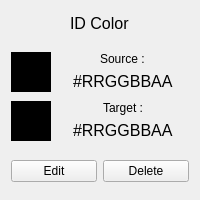
Before: the Qt Designer form ui/themeitemwidget.ui in Zapharaos/Color-Theme-Manager, drawn with Qt 5.
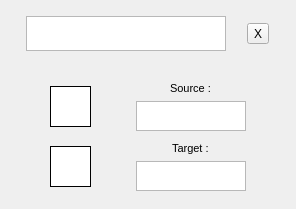
After: the same form once the commit is applied.

Commit message: update color in theme + edit its attributes

The edit to the form file:
```diff
--- a/ui/themeitemwidget.ui
+++ b/ui/themeitemwidget.ui
@@ -6,26 +6,26 @@
    <rect>
     <x>0</x>
     <y>0</y>
-    <width>200</width>
-    <height>200</height>
+    <width>296</width>
+    <height>209</height>
    </rect>
   </property>
   <property name="sizePolicy">
-   <sizepolicy hsizetype="Fixed" vsizetype="Fixed">
+   <sizepolicy hsizetype="Preferred" vsizetype="Preferred">
     <horstretch>0</horstretch>
     <verstretch>0</verstretch>
    </sizepolicy>
   </property>
   <property name="minimumSize">
    <size>
-    <width>200</width>
-    <height>200</height>
+    <width>0</width>
+    <height>0</height>
    </size>
   </property>
   <property name="maximumSize">
    <size>
-    <width>200</width>
-    <height>200</height>
+    <width>16777215</width>
+    <height>16777215</height>
    </size>
   </property>
   <property name="windowTitle">
@@ -36,59 +36,92 @@
   </property>
   <layout class="QVBoxLayout" name="verticalLayout">
    <item>
-    <layout class="QGridLayout" name="idLayout">
-     <property name="bottomMargin">
-      <number>10</number>
-     </property>
-     <item row="0" column="0">
-      <widget class="QLabel" name="colorID">
+    <layout class="QHBoxLayout" name="idLayout">
+     <item>
+      <widget class="QTextEdit" name="colorID">
        <property name="sizePolicy">
-        <sizepolicy hsizetype="Fixed" vsizetype="Fixed">
+        <sizepolicy hsizetype="Minimum" vsizetype="Minimum">
          <horstretch>0</horstretch>
          <verstretch>0</verstretch>
         </sizepolicy>
        </property>
+       <property name="maximumSize">
+        <size>
+         <width>200</width>
+         <height>35</height>
+        </size>
+       </property>
        <property name="font">
         <font>
-         <pointsize>12</pointsize>
+         <pointsize>13</pointsize>
+         <bold>true</bold>
+         <underline>false</underline>
         </font>
        </property>
+       <property name="autoFillBackground">
+        <bool>false</bool>
+       </property>
+       <property name="styleSheet">
+        <string notr="true"/>
+       </property>
+       <property name="html">
+        <string>&lt;!DOCTYPE HTML PUBLIC &quot;-//W3C//DTD HTML 4.0//EN&quot; &quot;http://www.w3.org/TR/REC-html40/strict.dtd&quot;&gt;
+&lt;html&gt;&lt;head&gt;&lt;meta name=&quot;qrichtext&quot; content=&quot;1&quot; /&gt;&lt;meta charset=&quot;utf-8&quot; /&gt;&lt;style type=&quot;text/css&quot;&gt;
+p, li { white-space: pre-wrap; }
+&lt;/style&gt;&lt;/head&gt;&lt;body style=&quot; font-family:'Segoe UI'; font-size:13pt; font-weight:700; font-style:normal;&quot;&gt;
+&lt;p align=&quot;center&quot; style=&quot;-qt-paragraph-type:empty; margin-top:0px; margin-bottom:0px; margin-left:0px; margin-right:0px; -qt-block-indent:0; text-indent:0px; font-weight:400;&quot;&gt;&lt;br /&gt;&lt;/p&gt;&lt;/body&gt;&lt;/html&gt;</string>
+       </property>
+       <property name="placeholderText">
+        <string/>
+       </property>
+      </widget>
+     </item>
+     <item>
+      <widget class="QToolButton" name="deleteButton">
+       <property name="cursor">
+        <cursorShape>PointingHandCursor</cursorShape>
+       </property>
        <property name="text">
-        <string>ID Color</string>
+        <string>X</string>
        </property>
       </widget>
      </item>
     </layout>
    </item>
    <item>
-    <layout class="QGridLayout" name="srcLayout">
-     <item row="0" column="0">
-      <widget class="QFrame" name="srcFrame">
-       <property name="sizePolicy">
-        <sizepolicy hsizetype="Fixed" vsizetype="Fixed">
-         <horstretch>0</horstretch>
-         <verstretch>0</verstretch>
-        </sizepolicy>
-       </property>
-       <property name="maximumSize">
-        <size>
-         <width>40</width>
-         <height>40</height>
-        </size>
+    <spacer name="horizontalSpacer">
+     <property name="orientation">
+      <enum>Qt::Horizontal</enum>
+     </property>
+     <property name="sizeHint" stdset="0">
+      <size>
+       <width>40</width>
+       <height>20</height>
+      </size>
+     </property>
+    </spacer>
+   </item>
+   <item>
+    <layout class="QHBoxLayout" name="horizontalLayout">
+     <item>
+      <widget class="QToolButton" name="srcButton">
+       <property name="cursor">
+        <cursorShape>PointingHandCursor</cursorShape>
        </property>
        <property name="styleSheet">
-        <string notr="true">background-color: rgb(0, 0, 0);</string>
+        <string notr="true">background-color: white;
+border-style: solid;
+border-width: 1px; 
+border-color: black;
+padding: 10px;</string>
        </property>
-       <property name="frameShape">
-        <enum>QFrame::StyledPanel</enum>
-       </property>
-       <property name="frameShadow">
-        <enum>QFrame::Raised</enum>
+       <property name="text">
+        <string/>
        </property>
       </widget>
      </item>
-     <item row="0" column="1">
-      <layout class="QVBoxLayout" name="srcLayout_2">
+     <item>
+      <layout class="QVBoxLayout" name="srcLayout">
        <item alignment="Qt::AlignHCenter">
         <widget class="QLabel" name="srcLabel">
          <property name="sizePolicy">
@@ -97,56 +130,88 @@
            <verstretch>0</verstretch>
           </sizepolicy>
          </property>
+         <property name="font">
+          <font>
+           <pointsize>8</pointsize>
+          </font>
+         </property>
          <property name="text">
           <string>Source :</string>
          </property>
         </widget>
        </item>
-       <item alignment="Qt::AlignHCenter|Qt::AlignVCenter">
-        <widget class="QLabel" name="srcRgb">
-         <property name="font">
-          <font>
-           <pointsize>12</pointsize>
-          </font>
-         </property>
-         <property name="text">
-          <string>#RRGGBBAA</string>
-         </property>
-        </widget>
+       <item>
+        <layout class="QHBoxLayout" name="srcLayout_2">
+         <item>
+          <widget class="QTextEdit" name="srcRgb">
+           <property name="sizePolicy">
+            <sizepolicy hsizetype="Preferred" vsizetype="Preferred">
+             <horstretch>0</horstretch>
+             <verstretch>0</verstretch>
+            </sizepolicy>
+           </property>
+           <property name="minimumSize">
+            <size>
+             <width>110</width>
+             <height>30</height>
+            </size>
+           </property>
+           <property name="maximumSize">
+            <size>
+             <width>110</width>
+             <height>30</height>
+            </size>
+           </property>
+           <property name="font">
+            <font>
+             <pointsize>10</pointsize>
+            </font>
+           </property>
+           <property name="readOnly">
+            <bool>false</bool>
+           </property>
+           <property name="html">
+            <string>&lt;!DOCTYPE HTML PUBLIC &quot;-//W3C//DTD HTML 4.0//EN&quot; &quot;http://www.w3.org/TR/REC-html40/strict.dtd&quot;&gt;
+&lt;html&gt;&lt;head&gt;&lt;meta name=&quot;qrichtext&quot; content=&quot;1&quot; /&gt;&lt;meta charset=&quot;utf-8&quot; /&gt;&lt;style type=&quot;text/css&quot;&gt;
+p, li { white-space: pre-wrap; }
+&lt;/style&gt;&lt;/head&gt;&lt;body style=&quot; font-family:'Segoe UI'; font-size:10pt; font-weight:400; font-style:normal;&quot;&gt;
+&lt;p align=&quot;center&quot; style=&quot;-qt-paragraph-type:empty; margin-top:0px; margin-bottom:0px; margin-left:0px; margin-right:0px; -qt-block-indent:0; text-indent:0px; font-size:12pt;&quot;&gt;&lt;br /&gt;&lt;/p&gt;&lt;/body&gt;&lt;/html&gt;</string>
+           </property>
+           <property name="acceptRichText">
+            <bool>false</bool>
+           </property>
+           <property name="placeholderText">
+            <string/>
+           </property>
+          </widget>
+         </item>
+        </layout>
        </item>
       </layout>
      </item>
     </layout>
    </item>
    <item>
-    <layout class="QGridLayout" name="trgLayout">
-     <item row="0" column="0">
-      <widget class="QFrame" name="trgFrame">
-       <property name="sizePolicy">
-        <sizepolicy hsizetype="Fixed" vsizetype="Fixed">
-         <horstretch>0</horstretch>
-         <verstretch>0</verstretch>
-        </sizepolicy>
-       </property>
-       <property name="maximumSize">
-        <size>
-         <width>40</width>
-         <height>40</height>
-        </size>
+    <layout class="QHBoxLayout" name="horizontalLayout_2">
+     <item>
+      <widget class="QToolButton" name="trgButton">
+       <property name="cursor">
+        <cursorShape>PointingHandCursor</cursorShape>
        </property>
        <property name="styleSheet">
-        <string notr="true">background-color: rgb(0, 0, 0);</string>
+        <string notr="true">background-color: white;
+border-style: solid;
+border-width: 1px; 
+border-color: black;
+padding: 10px;</string>
        </property>
-       <property name="frameShape">
-        <enum>QFrame::StyledPanel</enum>
-       </property>
-       <property name="frameShadow">
-        <enum>QFrame::Raised</enum>
+       <property name="text">
+        <string/>
        </property>
       </widget>
      </item>
-     <item row="0" column="1">
-      <layout class="QVBoxLayout" name="trgLayout_2">
+     <item>
+      <layout class="QVBoxLayout" name="trgLayout">
        <item alignment="Qt::AlignHCenter">
         <widget class="QLabel" name="trgLabel">
          <property name="sizePolicy">
@@ -155,48 +220,70 @@
            <verstretch>0</verstretch>
           </sizepolicy>
          </property>
+         <property name="font">
+          <font>
+           <pointsize>8</pointsize>
+          </font>
+         </property>
          <property name="text">
           <string>Target :</string>
          </property>
         </widget>
        </item>
-       <item alignment="Qt::AlignHCenter|Qt::AlignVCenter">
-        <widget class="QLabel" name="trgRgb">
-         <property name="font">
-          <font>
-           <pointsize>12</pointsize>
-          </font>
+       <item>
+        <layout class="QHBoxLayout" name="trgLayout_2">
+         <property name="bottomMargin">
+          <number>0</number>
          </property>
-         <property name="text">
-          <string>#RRGGBBAA</string>
-         </property>
-        </widget>
+         <item>
+          <widget class="QTextEdit" name="trgRgb">
+           <property name="sizePolicy">
+            <sizepolicy hsizetype="Preferred" vsizetype="Preferred">
+             <horstretch>0</horstretch>
+             <verstretch>0</verstretch>
+            </sizepolicy>
+           </property>
+           <property name="minimumSize">
+            <size>
+             <width>110</width>
+             <height>30</height>
+            </size>
+           </property>
+           <property name="maximumSize">
+            <size>
+             <width>110</width>
+             <height>30</height>
+            </size>
+           </property>
+           <property name="font">
+            <font>
+             <pointsize>10</pointsize>
+            </font>
+           </property>
+           <property name="readOnly">
+            <bool>false</bool>
+           </property>
+           <property name="html">
+            <string>&lt;!DOCTYPE HTML PUBLIC &quot;-//W3C//DTD HTML 4.0//EN&quot; &quot;http://www.w3.org/TR/REC-html40/strict.dtd&quot;&gt;
+&lt;html&gt;&lt;head&gt;&lt;meta name=&quot;qrichtext&quot; content=&quot;1&quot; /&gt;&lt;meta charset=&quot;utf-8&quot; /&gt;&lt;style type=&quot;text/css&quot;&gt;
+p, li { white-space: pre-wrap; }
+&lt;/style&gt;&lt;/head&gt;&lt;body style=&quot; font-family:'Segoe UI'; font-size:10pt; font-weight:400; font-style:normal;&quot;&gt;
+&lt;p align=&quot;center&quot; style=&quot;-qt-paragraph-type:empty; margin-top:0px; margin-bottom:0px; margin-left:0px; margin-right:0px; -qt-block-indent:0; text-indent:0px; font-size:12pt;&quot;&gt;&lt;br /&gt;&lt;/p&gt;&lt;/body&gt;&lt;/html&gt;</string>
+           </property>
+           <property name="acceptRichText">
+            <bool>false</bool>
+           </property>
+           <property name="placeholderText">
+            <string/>
+           </property>
+          </widget>
+         </item>
+        </layout>
        </item>
       </layout>
      </item>
     </layout>
    </item>
-   <item>
-    <layout class="QHBoxLayout" name="buttonsLayout">
-     <property name="topMargin">
-      <number>10</number>
-     </property>
-     <item>
-      <widget class="QPushButton" name="editButton">
-       <property name="text">
-        <string>Edit</string>
-       </property>
-      </widget>
-     </item>
-     <item>
-      <widget class="QPushButton" name="deleteButton">
-       <property name="text">
-        <string>Delete</string>
-       </property>
-      </widget>
-     </item>
-    </layout>
-   </item>
   </layout>
  </widget>
  <resources/>
```
The commit also changes 8 other files.
